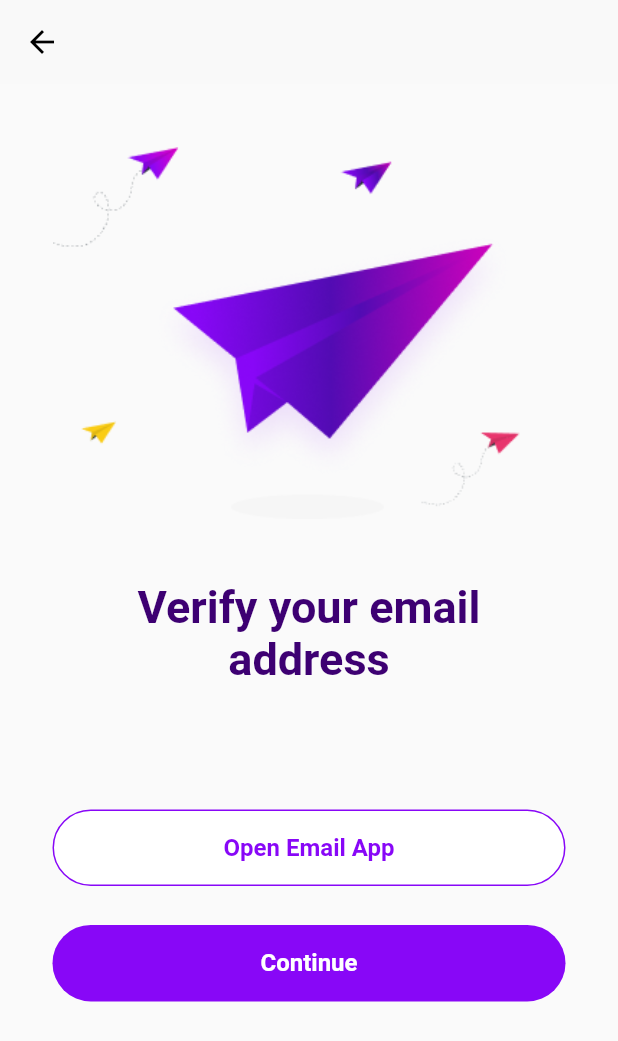
After one commit to Joshuauzor/ardilla, a Flutter app: the VerifyEmail screen opened by its route, on a phone screen of 412 x 824 dp. The commit adds this screen. Shown: the top 1041 px of the screen. Run offline on Flutter 3.47's test engine with Material 2 defaults, Android fonts, the phone set to English and light mode, and no system bars; our stand-ins replace bloc, device_preview, dio, equatable, flutter_bloc, flutter_dotenv and 8 more; accounts and stored records are empty; Roboto replaces fonts that are missing (Cabinet Grotesk); project files that could hold a hidden picture were left out.

Commit message:
feature: verify email

```diff
--- a/lib/app/view/app.dart
+++ b/lib/app/view/app.dart
@@ -29,7 +29,7 @@ class _AppState extends State<App> {
             onGenerateRoute: generateRoute,
             theme: ThemeData(
               appBarTheme: const AppBarTheme(
-                color: AppColors.white,
+                color: AppColors.primaryBg,
               ),
               primaryColor: AppColors.primaryColor,
               colorScheme: ColorScheme.fromSwatch(
--- /dev/null
+++ b/lib/app/view/widgets/app_bar.dart
@@ -0,0 +1,98 @@
+import 'package:ardilla/app/app.dart';
+import 'package:ardilla/core/core.dart';
+import 'package:flutter/material.dart';
+import 'package:flutter_svg/flutter_svg.dart';
+
+// AppBar for home screen wth logo
+class SecondaryAppBar extends StatelessWidget with PreferredSizeWidget {
+  const SecondaryAppBar({
+    Key? key,
+    this.title,
+    this.leading,
+    this.titleColor = AppColors.black,
+    this.onTapTitle,
+    this.onTapLeading,
+  }) : super(key: key);
+
+  final String? title;
+  final Color titleColor;
+  final Widget? leading;
+  final VoidCallback? onTapTitle;
+  final Function()? onTapLeading;
+
+  @override
+  Size get preferredSize => const Size.fromHeight(kToolbarHeight);
+
+  @override
+  Widget build(BuildContext context) {
+    return AppBar(
+      leading: Padding(
+        padding: const EdgeInsets.only(
+          left: 24,
+        ),
+        child: title == null
+            ? GestureDetector(
+                onTap: onTapTitle,
+                child: SvgPicture.asset(
+                  AppAssets.logo,
+                ),
+              )
+            : HeaderText(title!),
+      ),
+      backgroundColor: AppColors.white,
+      elevation: 0,
+      actions: [
+        Padding(
+          padding: const EdgeInsets.only(
+            right: 24,
+          ),
+          child: GestureDetector(
+            onTap: onTapLeading,
+            child: SvgPicture.asset(
+              AppAssets.logo,
+            ),
+          ),
+        ),
+      ],
+    );
+  }
+}
+
+// AppBar for other screen with a back button and optional title
+class PrimaryAppBar extends StatelessWidget with PreferredSizeWidget {
+  const PrimaryAppBar({
+    Key? key,
+    required this.title,
+    this.fontSize = 24,
+    this.leading,
+    this.titleColor = AppColors.black,
+    this.action,
+  }) : super(key: key);
+
+  final String title;
+  final Color titleColor;
+  final Widget? leading;
+  final Widget? action;
+  final double fontSize;
+
+  @override
+  Size get preferredSize => const Size.fromHeight(kToolbarHeight);
+
+  @override
+  Widget build(BuildContext context) {
+    return AppBar(
+      iconTheme: const IconThemeData(
+        color: AppColors.black,
+      ),
+      title: HeaderText(
+        title,
+        fontSize: fontSize,
+        color: titleColor,
+      ),
+      actions: [
+        if (action != null) action!,
+      ],
+      elevation: 0,
+    );
+  }
+}
--- a/lib/app/view/widgets/widgets.dart
+++ b/lib/app/view/widgets/widgets.dart
@@ -1,2 +1,3 @@
+export 'app_bar.dart';
 export 'busy_button.dart';
 export 'input_field.dart';
--- a/lib/core/constant/app_assets.dart
+++ b/lib/core/constant/app_assets.dart
@@ -9,4 +9,5 @@ class AppAssets {
   static const String hideEye = 'assets/icons/hide_eye.svg';
   static const String showEye = 'assets/icons/show_eye.svg';
   static const String mail = 'assets/icons/mail.svg';
+  static const String sendMail = 'assets/images/send_mail.png';
 }
--- a/lib/core/constant/colors.dart
+++ b/lib/core/constant/colors.dart
@@ -15,4 +15,5 @@ class AppColors {
   static const deactivatedBtn = Color(0xFFE5E7EB);
   static const fiftyPrimaryColor = Color(0x808807F7);
   static const zeroWhite = Color(0X00FFFFFF);
+  static const primaryBg = Color(0xffF9F9F9);
 }
--- a/lib/core/constant/navigators/route_name.dart
+++ b/lib/core/constant/navigators/route_name.dart
@@ -4,4 +4,5 @@ class RouteName {
   static const String onboardingView = 'onboardingView';
   static const String signin = 'signin';
   static const String signUpView = 'signUpView';
+  static const String verifyEmail = 'verifyEmail';
 }
--- a/lib/core/constant/navigators/router.dart
+++ b/lib/core/constant/navigators/router.dart
@@ -22,6 +22,12 @@ Route<dynamic> generateRoute(RouteSettings settings) {
       return _getPageRoute(
         routeName: settings.name!,
         viewToShow: const SignUpView(),
+      );
+
+    case RouteName.verifyEmail:
+      return _getPageRoute(
+        routeName: settings.name!,
+        viewToShow: const VerifyEmail(),
       );
 
     // case RouteName.reportActivity:
--- a/lib/features/authentication/presentation/pages/pages.dart
+++ b/lib/features/authentication/presentation/pages/pages.dart
@@ -1 +1,2 @@
 export 'sign_up.dart';
+export 'verify_email.dart';
--- a/lib/features/authentication/presentation/pages/sign_up.dart
+++ b/lib/features/authentication/presentation/pages/sign_up.dart
@@ -169,7 +169,10 @@ class _SignUpViewState extends State<SignUpView> {
                         return BusyButton(
                           title: 'Continue',
                           deactivate: !canSubmit,
-                          onpress: () {},
+                          onpress: () => Navigator.pushNamed(
+                            context,
+                            RouteName.verifyEmail,
+                          ),
                         );
                       },
                     ),
--- /dev/null
+++ b/lib/features/authentication/presentation/pages/verify_email.dart
@@ -0,0 +1,51 @@
+import 'package:ardilla/app/app.dart';
+import 'package:ardilla/core/core.dart';
+import 'package:flutter/material.dart';
+import 'package:gap/gap.dart';
+
+class VerifyEmail extends StatefulWidget {
+  const VerifyEmail({super.key});
+
+  @override
+  State<VerifyEmail> createState() => _VerifyEmailState();
+}
+
+class _VerifyEmailState extends State<VerifyEmail> {
+  @override
+  Widget build(BuildContext context) {
+    return Scaffold(
+      appBar: const PrimaryAppBar(
+        title: '',
+      ),
+      body: Padding(
+        padding: const EdgeInsets.symmetric(
+          horizontal: 35,
+        ),
+        child: Column(
+          children: [
+            Gap(screenHeight(context) * 0.05),
+            Image.asset(AppAssets.sendMail),
+            Gap(screenHeight(context) * 0.05),
+            TextRegular(
+              'Verify your email address',
+              fontSize: 30,
+              fontWeight: FontWeight.w700,
+              color: AppColors.darkPurple,
+              textAlign: TextAlign.center,
+            ),
+            Gap(screenHeight(context) * 0.1),
+            SecondaryBusyButton(
+              title: 'Open Email App',
+              onpress: () {},
+            ),
+            const Gap(26),
+            BusyButton(
+              title: 'Continue',
+              onpress: () {},
+            ),
+          ],
+        ),
+      ),
+    );
+  }
+}
```
Also changed, not shown: lib/app/view/widgets/busy_button.dart (+3 -72 lines), assets/images/send_mail.png (added).
